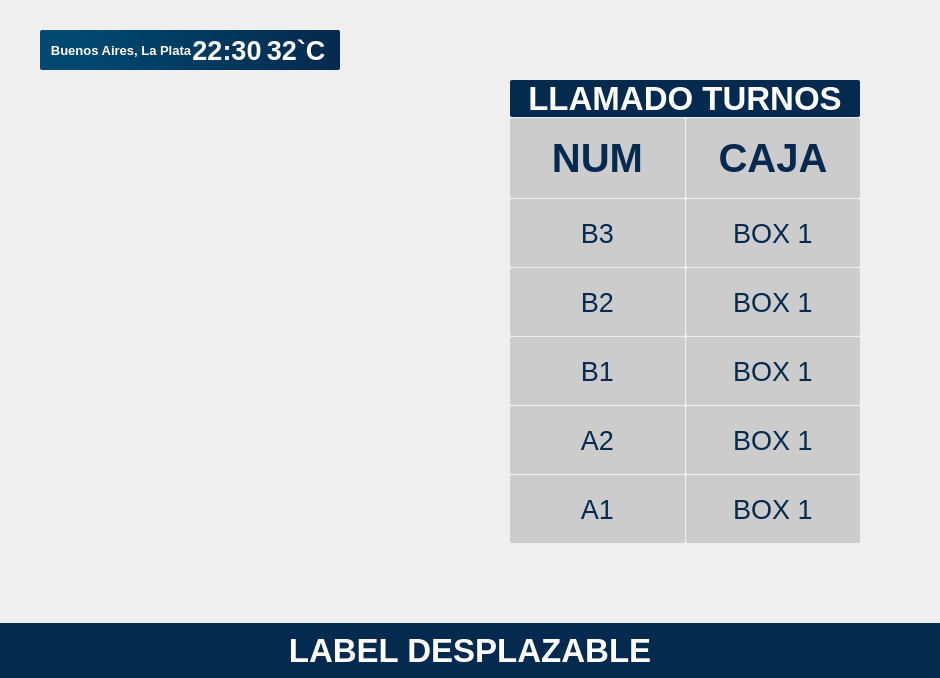
The window that Display/newDisplay.ui (Gonzaloned/ProgramaTicketera) describes before a commit, drawn with Qt 5.
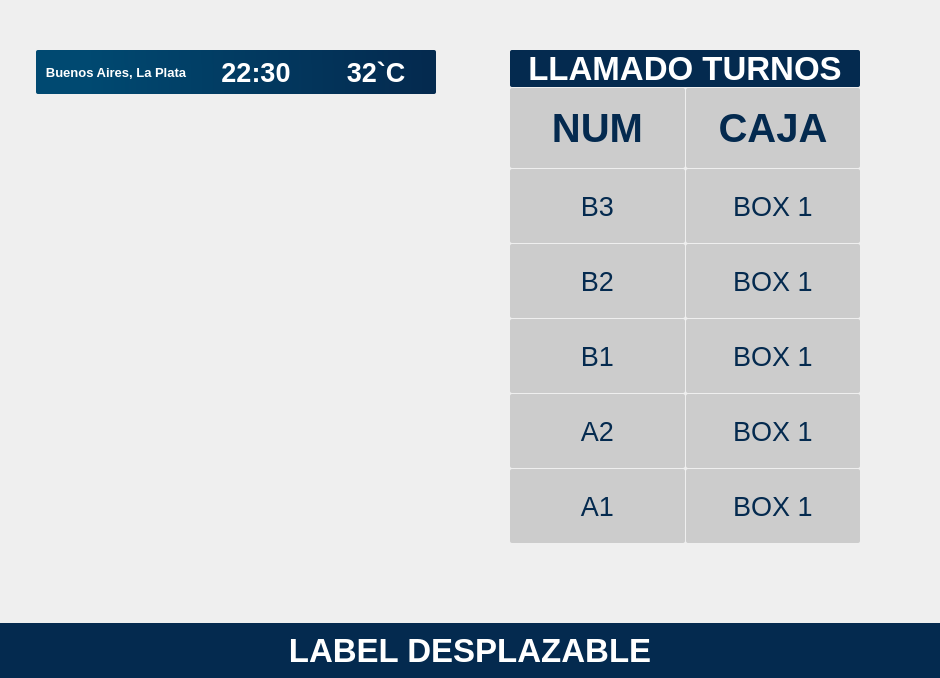
The same window after the commit. Icons and pictures are not drawn.

```diff
--- a/Display/newDisplay.ui
+++ b/Display/newDisplay.ui
@@ -26,28 +26,22 @@
 	background-image: url(:/img/src/img/grisSinFondo.jpg);
 }
 
-
-
-#borde_imagen{
-	border-image: url(:/img/src/img/fondo_sin.jpg);
-	border-radius:10px;
+#borde_video{
+	border-image: url(:/img/img/fondo_sin.jpg);
+	border-radius:20px;
 }
 
-#imagen{
-	
-	border-image: url(:/img/src/img/logo.jpeg);
-	
+#video_widget{
+	border-image: url(:/img/img/logo.jpeg);
 }
+
 #titulo_llamado{
 	background-color: rgb(4, 42, 79);
 	color:white;
 	border-radius:2px;
 }
 #borde_turnos{
-	
-
 	border-radius:10px;
-	
 }
 
 #box_titulo QLabel{
@@ -139,6 +133,75 @@
           <property name="bottomMargin">
            <number>10</number>
           </property>
+         </layout>
+        </widget>
+       </item>
+       <item>
+        <widget class="QWidget" name="fondo" native="true">
+         <layout class="QHBoxLayout" name="horizontalLayout">
+          <property name="spacing">
+           <number>0</number>
+          </property>
+          <property name="leftMargin">
+           <number>0</number>
+          </property>
+          <property name="topMargin">
+           <number>0</number>
+          </property>
+          <property name="rightMargin">
+           <number>0</number>
+          </property>
+          <property name="bottomMargin">
+           <number>0</number>
+          </property>
+          <item>
+           <widget class="QWidget" name="widget_5" native="true">
+            <layout class="QVBoxLayout" name="verticalLayout_3">
+             <property name="spacing">
+              <number>0</number>
+             </property>
+             <property name="leftMargin">
+              <number>0</number>
+             </property>
+             <property name="topMargin">
+              <number>0</number>
+             </property>
+             <property name="rightMargin">
+              <number>0</number>
+             </property>
+             <property name="bottomMargin">
+              <number>80</number>
+             </property>
+             <item>
+              <widget class="QWidget" name="base_hora" native="true">
+               <property name="minimumSize">
+                <size>
+                 <width>0</width>
+                 <height>44</height>
+                </size>
+               </property>
+               <property name="maximumSize">
+                <size>
+                 <width>16777215</width>
+                 <height>44</height>
+                </size>
+               </property>
+               <layout class="QVBoxLayout" name="verticalLayout_13">
+                <property name="spacing">
+                 <number>0</number>
+                </property>
+                <property name="leftMargin">
+                 <number>36</number>
+                </property>
+                <property name="topMargin">
+                 <number>0</number>
+                </property>
+                <property name="rightMargin">
+                 <number>0</number>
+                </property>
+                <property name="bottomMargin">
+                 <number>0</number>
+                </property>
           <item>
            <widget class="QWidget" name="borde_top" native="true">
             <property name="sizePolicy">
@@ -150,33 +213,36 @@
             <property name="minimumSize">
              <size>
               <width>300</width>
-              <height>40</height>
+                    <height>44</height>
              </size>
             </property>
             <property name="maximumSize">
              <size>
               <width>400</width>
-              <height>16777215</height>
-             </size>
-            </property>
-            <layout class="QHBoxLayout" name="horizontalLayout_10">
+                    <height>44</height>
+                   </size>
+                  </property>
+                  <layout class="QHBoxLayout" name="horizontalLayout_11">
              <property name="spacing">
               <number>0</number>
              </property>
              <property name="leftMargin">
-              <number>10</number>
+                    <number>0</number>
              </property>
              <property name="topMargin">
               <number>0</number>
              </property>
              <property name="rightMargin">
-              <number>10</number>
+                    <number>0</number>
              </property>
              <property name="bottomMargin">
               <number>0</number>
              </property>
              <item>
-              <widget class="QLabel" name="city">
+                    <widget class="QWidget" name="widget_2" native="true">
+                     <layout class="QHBoxLayout" name="horizontalLayout_12">
+                      <item>
+                       <widget class="QLabel" name="city_label">
                <property name="font">
                 <font>
                  <pointsize>10</pointsize>
@@ -191,8 +257,14 @@
                </property>
               </widget>
              </item>
+                     </layout>
+                    </widget>
+                   </item>
              <item>
-              <widget class="QLabel" name="time">
+                    <widget class="QWidget" name="widget_3" native="true">
+                     <layout class="QHBoxLayout" name="horizontalLayout_13">
+                      <item>
+                       <widget class="QLabel" name="time_label">
                <property name="font">
                 <font>
                  <pointsize>20</pointsize>
@@ -207,8 +279,14 @@
                </property>
               </widget>
              </item>
+                     </layout>
+                    </widget>
+                   </item>
              <item>
-              <widget class="QLabel" name="temp">
+                    <widget class="QWidget" name="widget_4" native="true">
+                     <layout class="QHBoxLayout" name="horizontalLayout_14">
+                      <item>
+                       <widget class="QLabel" name="temp_label">
                <property name="font">
                 <font>
                  <pointsize>20</pointsize>
@@ -229,62 +307,50 @@
          </layout>
         </widget>
        </item>
+               </layout>
+              </widget>
+             </item>
        <item>
-        <widget class="QWidget" name="fondo" native="true">
-         <layout class="QHBoxLayout" name="horizontalLayout">
+              <widget class="QWidget" name="base_fondoVideo" native="true">
+               <layout class="QVBoxLayout" name="verticalLayout_4">
           <property name="spacing">
            <number>0</number>
           </property>
           <property name="leftMargin">
-           <number>0</number>
+                 <number>20</number>
           </property>
           <property name="topMargin">
-           <number>0</number>
+                 <number>4</number>
           </property>
           <property name="rightMargin">
            <number>0</number>
           </property>
           <property name="bottomMargin">
            <number>0</number>
-          </property>
-          <item>
-           <widget class="QWidget" name="widget_5" native="true">
-            <layout class="QVBoxLayout" name="verticalLayout_3">
-             <property name="spacing">
-              <number>0</number>
-             </property>
-             <property name="leftMargin">
-              <number>40</number>
-             </property>
-             <property name="topMargin">
-              <number>0</number>
-             </property>
-             <property name="rightMargin">
-              <number>40</number>
-             </property>
-             <property name="bottomMargin">
-              <number>100</number>
              </property>
              <item>
               <widget class="QWidget" name="borde_video" native="true">
                <property name="styleSheet">
                 <string notr="true"/>
                </property>
-               <layout class="QVBoxLayout" name="verticalLayout_4">
+                  <layout class="QVBoxLayout" name="verticalLayout_14">
                 <property name="leftMargin">
-                 <number>15</number>
+                    <number>10</number>
                 </property>
                 <property name="topMargin">
-                 <number>25</number>
+                    <number>30</number>
                 </property>
                 <property name="rightMargin">
-                 <number>15</number>
+                    <number>10</number>
                 </property>
                 <property name="bottomMargin">
-                 <number>25</number>
+                    <number>30</number>
                 </property>
                 <item>
-                 <widget class="QWidget" name="videoWidget" native="true"/>
+                    <widget class="QWidget" name="video_widget" native="true"/>
+                   </item>
+                  </layout>
+                 </widget>
                 </item>
                </layout>
               </widget>
```
Left out of the diff: 4 changed lines with no effect on the pictures. Lines whose indentation alone changed are shown as unchanged.
